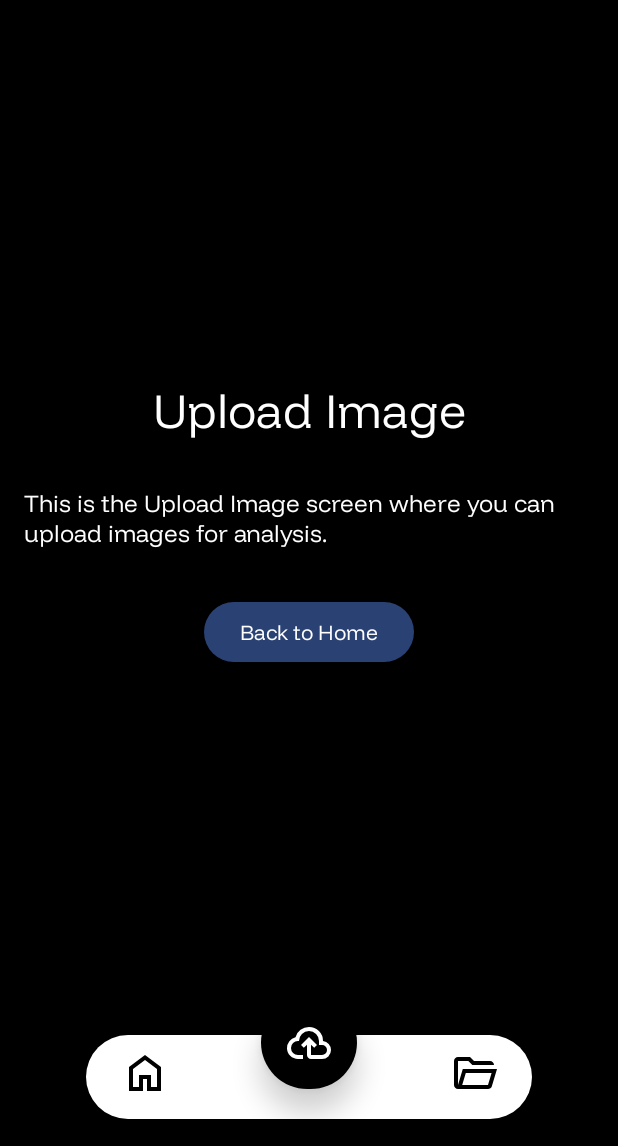
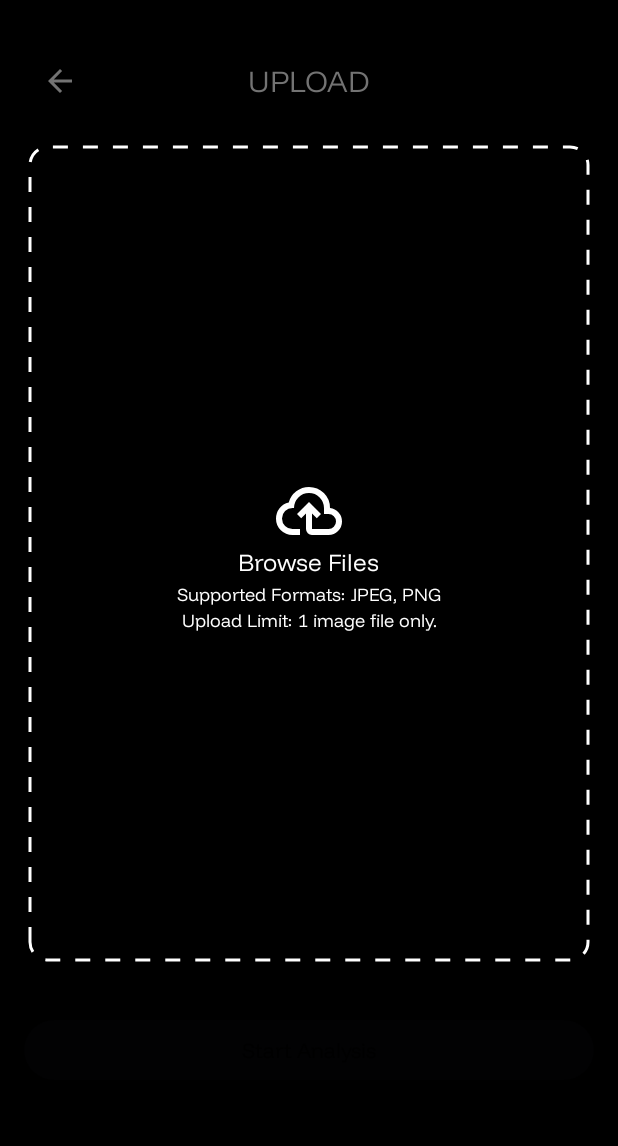
Before and after one commit to grgttdln/NeuroView-Mobile, an Android app built with Jetpack Compose: the UploadImageScreen screen opened through its navigation route, on a phone screen of 412 x 824 dp, the part 90-1236 px from its top. Run offline under Robolectric (Android 15) with nearby library versions, the phone set to English and light mode, and no system bars.

Commit message:
feat: upload image ui

```diff
--- a/app/build.gradle.kts
+++ b/app/build.gradle.kts
@@ -58,4 +58,7 @@ dependencies {
     androidTestImplementation(libs.androidx.ui.test.junit4)
     debugImplementation(libs.androidx.ui.tooling)
     debugImplementation(libs.androidx.ui.test.manifest)
+
+    // Coil for image loading in Compose
+    implementation("io.coil-kt:coil-compose:2.4.0")
 }
--- a/app/src/main/java/com/example/neuroview/Navigation.kt
+++ b/app/src/main/java/com/example/neuroview/Navigation.kt
@@ -31,7 +31,11 @@ fun NeuroViewNavigation(navController: NavHostController) {
             DashboardScreen(navController = navController)
         }
         composable(Routes.UPLOAD_IMAGE) {
-            UploadImageScreen(navController = navController)
+            UploadImageScreen(
+                onBackClick = {
+                    navController.popBackStack()
+                }
+            )
         }
         composable(Routes.DETAILS) {
             DetailsScreen(navController = navController)
--- a/app/src/main/java/com/example/neuroview/screens/UploadImageScreen.kt
+++ b/app/src/main/java/com/example/neuroview/screens/UploadImageScreen.kt
@@ -1,22 +1,51 @@
 package com.example.neuroview.screens
 
+import android.net.Uri
+import android.provider.OpenableColumns
+import android.widget.Toast
+import androidx.activity.compose.rememberLauncherForActivityResult
+import androidx.activity.result.contract.ActivityResultContracts
+import androidx.compose.foundation.Canvas
 import androidx.compose.foundation.background
+import androidx.compose.foundation.border
+import androidx.compose.foundation.clickable
 import androidx.compose.foundation.layout.*
+import androidx.compose.material.icons.Icons
+import androidx.compose.material.icons.filled.ArrowBack
+import androidx.compose.material.icons.filled.Delete
 import androidx.compose.material3.*
-import androidx.compose.runtime.Composable
+import androidx.compose.runtime.*
 import androidx.compose.ui.Alignment
 import androidx.compose.ui.Modifier
+import androidx.compose.ui.geometry.CornerRadius
+import androidx.compose.ui.geometry.Size
 import androidx.compose.ui.graphics.Color
+import androidx.compose.ui.graphics.PathEffect
+import androidx.compose.ui.graphics.drawscope.Stroke
+import androidx.compose.ui.platform.LocalContext
+import androidx.compose.ui.res.painterResource
 import androidx.compose.ui.text.font.FontWeight
+import androidx.compose.ui.tooling.preview.Preview
 import androidx.compose.ui.unit.dp
 import androidx.compose.ui.unit.sp
-import androidx.navigation.NavController
-import com.example.neuroview.Routes
-import com.example.neuroview.components.BottomNavigationBar
+import com.example.neuroview.R
 import com.example.neuroview.components.TopAppBar
+import com.example.neuroview.ui.theme.NeuroViewTheme
 
 @Composable
-fun UploadImageScreen(navController: NavController) {
+fun UploadImageScreen(onBackClick: () -> Unit = {}) {
+    val context = LocalContext.current
+    var selectedImageUri by remember { mutableStateOf<Uri?>(null) }
+
+    val imagePickerLauncher = rememberLauncherForActivityResult(
+        contract = ActivityResultContracts.GetContent()
+    ) { uri ->
+        uri?.let {
+            selectedImageUri = it
+            Toast.makeText(context, "Image selected", Toast.LENGTH_SHORT).show()
+        }
+    }
+
     Scaffold(
         topBar = {
             TopAppBar(
@@ -24,19 +53,6 @@ fun UploadImageScreen(navController: NavController) {
                 textColor = Color.White,
                 logoSize = 42,
                 titleFontSize = 28
-            )
-        },
-        bottomBar = {
-            BottomNavigationBar(
-                navController = navController,
-                currentRoute = Routes.UPLOAD_IMAGE,
-                bottomPadding = 18, // Adjust this value to move navbar up/down
-                navBarHeight = 80,   // Adjust this to change navbar height
-                regularIconSize = 32, // Size for regular nav icons
-                fabIconSize = 32,     // Size for the elevated FAB icon
-                fabSize = 64,          // Size of the entire FAB button
-                navBarWidth= 0.8f,      // Controls the width as a fraction (0.8f = 80% width)
-                horizontalPadding = 16   // Controls the horizontal margins
             )
         }
     ) { paddingValues ->
@@ -46,30 +62,171 @@ fun UploadImageScreen(navController: NavController) {
                 .background(Color.Black)
                 .padding(paddingValues)
                 .padding(16.dp),
-
-            verticalArrangement = Arrangement.Center,
+            verticalArrangement = Arrangement.Top,
             horizontalAlignment = Alignment.CenterHorizontally
         ) {
-            Text(
-                text = "Upload Image",
-                fontSize = 32.sp,
-                fontWeight = FontWeight.Bold,
-                color = Color.White,
-                modifier = Modifier.padding(bottom = 32.dp)
-            )
+            Row(
+                verticalAlignment = Alignment.CenterVertically,
+                modifier = Modifier.fillMaxWidth()
+            ) {
+                Box(
+                    modifier = Modifier.fillMaxWidth(),
+                    contentAlignment = Alignment.Center
+                ) {
+                    Text(
+                        text = "UPLOAD",
+                        fontSize = 20.sp,
+                        fontWeight = FontWeight.Bold,
+                        color = Color(0xFF737373)
+                    )
+                    IconButton(
+                        onClick = { onBackClick() },
+                        modifier = Modifier.align(Alignment.CenterStart)
+                    ) {
+                        Icon(
+                            imageVector = Icons.Default.ArrowBack,
+                            contentDescription = "Back",
+                            tint = Color(0xFF737373)
+                        )
+                    }
+                }
+            }
 
-            Text(
-                text = "This is the Upload Image screen where you can upload images for analysis.",
-                fontSize = 16.sp,
-                color = Color.White,
-                modifier = Modifier.padding(bottom = 32.dp)
-            )
+            Spacer(modifier = Modifier.height(16.dp))
+
+            selectedImageUri?.let { uri ->
+                ImageInfoBox(uri = uri, onDelete = { selectedImageUri = null })
+                Spacer(modifier = Modifier.height(16.dp))
+            }
+
+            DashedBorderBox(onClick = {
+                imagePickerLauncher.launch("image/*")
+            })
+
+            Spacer(modifier = Modifier.height(32.dp))
 
             Button(
-                onClick = { navController.navigate(Routes.HOME) }
+                onClick = { /* Start analysis */ },
+                colors = ButtonDefaults.buttonColors(containerColor = Color.White),
+                modifier = Modifier.fillMaxWidth(),
+                enabled = selectedImageUri != null
             ) {
-                Text("Back to Home")
+                Text("Start Analysis", color = Color.Black)
             }
         }
     }
 }
+
+@Composable
+fun DashedBorderBox(onClick: () -> Unit) {
+    val cornerRadius = 12.dp
+    val boxHeight = 550.dp
+
+    Box(
+        modifier = Modifier
+            .fillMaxWidth()
+            .height(boxHeight)
+            .padding(4.dp)
+            .clickable { onClick() },
+        contentAlignment = Alignment.Center
+    ) {
+        Canvas(modifier = Modifier.fillMaxSize()) {
+            val dashLength = 10.dp.toPx()
+            val gapLength = 10.dp.toPx()
+            drawRoundRect(
+                color = Color.White,
+                size = Size(size.width, size.height),
+                cornerRadius = CornerRadius(cornerRadius.toPx(), cornerRadius.toPx()),
+                style = Stroke(
+                    width = 2.dp.toPx(),
+                    pathEffect = PathEffect.dashPathEffect(
+                        floatArrayOf(dashLength, gapLength), 0f
+                    )
+                )
+            )
+        }
+
+        Column(
+            horizontalAlignment = Alignment.CenterHorizontally,
+            modifier = Modifier.padding(16.dp)
+        ) {
+            Icon(
+                painter = painterResource(id = R.drawable.ic_cloud_upload),
+                contentDescription = "Upload Icon",
+                tint = Color.White,
+                modifier = Modifier.size(48.dp)
+            )
+            Text(
+                text = "Browse Files",
+                fontSize = 16.sp,
+                color = Color.White,
+                fontWeight = FontWeight.SemiBold
+            )
+            Spacer(modifier = Modifier.height(4.dp))
+            Text(
+                text = "Supported Formats: JPEG, PNG",
+                fontSize = 12.sp,
+                color = Color.White
+            )
+            Spacer(modifier = Modifier.height(2.dp))
+            Text(
+                text = "Upload Limit: 1 image file only.",
+                fontSize = 12.sp,
+                color = Color.White
+            )
+        }
+    }
+}
+
+@Composable
+fun ImageInfoBox(uri: Uri, onDelete: () -> Unit) {
+    val context = LocalContext.current
+
+    val fileName = remember(uri) {
+        var name = "Unknown"
+        val cursor = context.contentResolver.query(uri, null, null, null, null)
+        cursor?.use {
+            val nameIndex = it.getColumnIndex(OpenableColumns.DISPLAY_NAME)
+            if (it.moveToFirst() && nameIndex != -1) {
+                name = it.getString(nameIndex)
+            }
+        }
+        name
+    }
+
+    Box(
+        modifier = Modifier
+            .fillMaxWidth()
+            .height(80.dp)
+            .border(width = 2.dp, color = Color.White, shape = MaterialTheme.shapes.medium)
+            .padding(horizontal = 12.dp, vertical = 8.dp)
+    ) {
+        Row(
+            modifier = Modifier.fillMaxSize(),
+            verticalAlignment = Alignment.CenterVertically
+        ) {
+            Text(
+                text = fileName,
+                color = Color.White,
+                fontSize = 14.sp,
+                maxLines = 1,
+                modifier = Modifier.weight(1f)
+            )
+            IconButton(onClick = { onDelete() }) {
+                Icon(
+                    imageVector = Icons.Default.Delete,
+                    contentDescription = "Delete",
+                    tint = Color.White
+                )
+            }
+        }
+    }
+}
+
+@Preview(showBackground = true)
+@Composable
+fun UploadImageScreenPreview() {
+    NeuroViewTheme {
+        UploadImageScreen()
+    }
+}
```
Also changed, not shown: app/src/main/java/com/example/neuroview/components/BottomNavigationBar.kt (+16 -11 lines).
